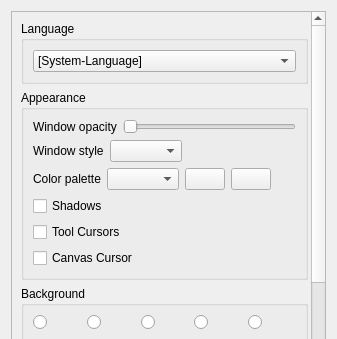
Old version of the form app/ui/generalpage.ui in the repository pencil2d/pencil; both pictures show x 0 to 337 and y 0 to 339 of the 337 by 551 pixel window.
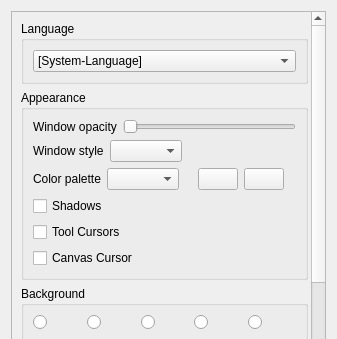
New version of the form. Icons and pictures are not drawn.

Commit message: If current palette is missing, still show it in the combo box

The edit to the form file:
```diff
--- a/app/ui/generalpage.ui
+++ b/app/ui/generalpage.ui
@@ -122,6 +122,16 @@
             <item>
              <widget class="QComboBox" name="paletteCombo"/>
             </item>
+            <item>
+             <widget class="QLabel" name="paletteWarningLabel">
+              <property name="toolTip">
+               <string>Palette is missing or could not be loaded</string>
+              </property>
+              <property name="text">
+               <string/>
+              </property>
+             </widget>
+            </item>
             <item>
              <widget class="QPushButton" name="addPaletteButton">
               <property name="text">
```
The commit also changes 4 other files.
